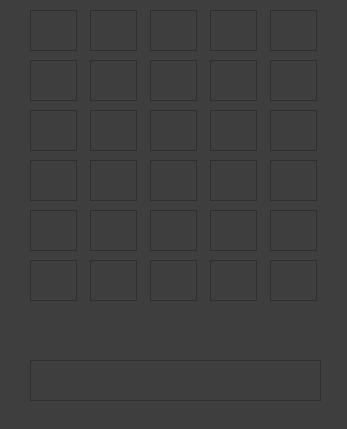
This is gui.ui in dstef22/project_2 as Qt 5 draws it before an edit. The edited form follows.
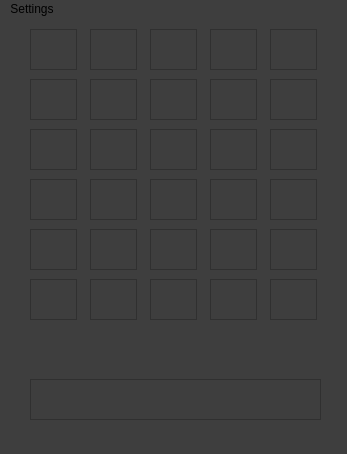
This is the edited form.

Commit message: Finished game: Game works as intended and game accurately checks for win condition. You can choose the word list from 2 different files provided. You can restart the game from the menu.

Diff of the .ui file:
```diff
--- a/gui.ui
+++ b/gui.ui
@@ -7,7 +7,7 @@
     <x>0</x>
     <y>0</y>
     <width>347</width>
-    <height>429</height>
+    <height>454</height>
    </rect>
   </property>
   <property name="font">
@@ -808,6 +808,16 @@
      <height>18</height>
     </rect>
    </property>
+   <widget class="QMenu" name="menuSettings">
+    <property name="title">
+     <string>Settings</string>
+    </property>
+    <addaction name="actionNew_Game"/>
+    <addaction name="separator"/>
+    <addaction name="actionDefault_words"/>
+    <addaction name="actionPokemon_Words"/>
+   </widget>
+   <addaction name="menuSettings"/>
   </widget>
   <widget class="QStatusBar" name="statusbar"/>
  </widget>
```
Left out of the diff: 15 changed lines with no effect on the pictures. The commit also changes 6 other files.
